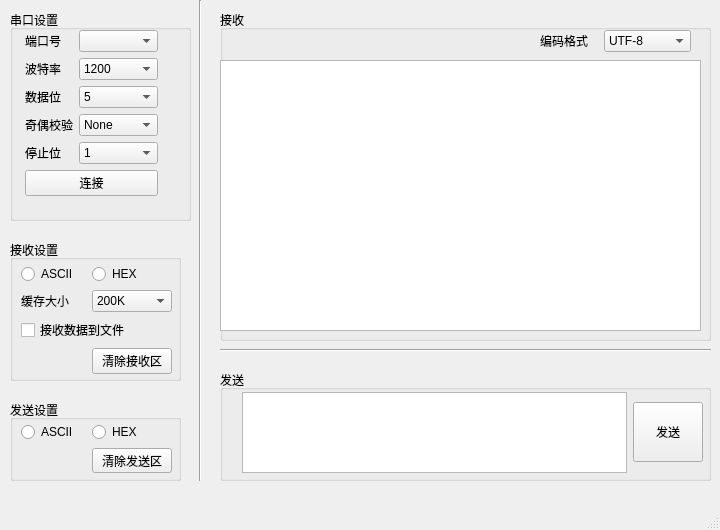
First picture: the form in COM_Tool/Main_form.ui, repository Berte-Yu/ComTool, before the edit.
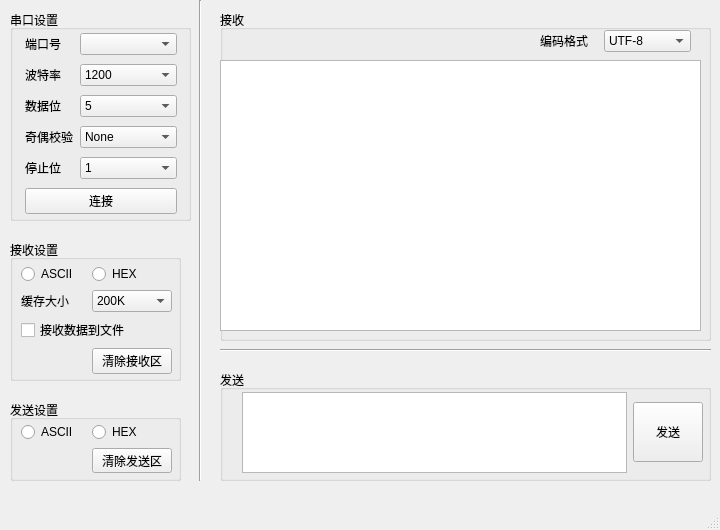
Second picture: the form after the edit.

```diff
--- a/COM_Tool/Main_form.ui
+++ b/COM_Tool/Main_form.ui
@@ -38,18 +38,18 @@
     <property name="title">
      <string>串口设置</string>
     </property>
-    <widget class="QWidget" name="">
+    <widget class="QWidget" name="layoutWidget">
      <property name="geometry">
       <rect>
        <x>10</x>
        <y>20</y>
-       <width>171</width>
+       <width>161</width>
        <height>191</height>
       </rect>
      </property>
      <layout class="QGridLayout" name="gridLayout" columnstretch="2,4">
       <property name="sizeConstraint">
-       <enum>QLayout::SetFixedSize</enum>
+       <enum>QLayout::SetDefaultConstraint</enum>
       </property>
       <property name="leftMargin">
        <number>5</number>
@@ -69,6 +69,12 @@
       </item>
       <item row="3" column="1">
        <widget class="QComboBox" name="comboBox_parity">
+        <property name="sizePolicy">
+         <sizepolicy hsizetype="Expanding" vsizetype="Fixed">
+          <horstretch>0</horstretch>
+          <verstretch>0</verstretch>
+         </sizepolicy>
+        </property>
         <item>
          <property name="text">
           <string>None</string>
@@ -95,6 +101,12 @@
       </item>
       <item row="4" column="1">
        <widget class="QComboBox" name="comboBox_stop_bits">
+        <property name="sizePolicy">
+         <sizepolicy hsizetype="Expanding" vsizetype="Fixed">
+          <horstretch>0</horstretch>
+          <verstretch>0</verstretch>
+         </sizepolicy>
+        </property>
         <item>
          <property name="text">
           <string>1</string>
@@ -114,6 +126,12 @@
       </item>
       <item row="1" column="1">
        <widget class="QComboBox" name="comboBox_baud_rate">
+        <property name="sizePolicy">
+         <sizepolicy hsizetype="Expanding" vsizetype="Fixed">
+          <horstretch>0</horstretch>
+          <verstretch>0</verstretch>
+         </sizepolicy>
+        </property>
         <item>
          <property name="text">
           <string>1200</string>
@@ -227,6 +245,12 @@
       </item>
       <item row="2" column="1">
        <widget class="QComboBox" name="comboBox_data_bits">
+        <property name="sizePolicy">
+         <sizepolicy hsizetype="Expanding" vsizetype="Fixed">
+          <horstretch>0</horstretch>
+          <verstretch>0</verstretch>
+         </sizepolicy>
+        </property>
         <item>
          <property name="text">
           <string>5</string>
@@ -258,13 +282,26 @@
       </item>
       <item row="5" column="0" colspan="2">
        <widget class="QPushButton" name="pushButton_connect">
+        <property name="sizePolicy">
+         <sizepolicy hsizetype="Expanding" vsizetype="Fixed">
+          <horstretch>0</horstretch>
+          <verstretch>0</verstretch>
+         </sizepolicy>
+        </property>
         <property name="text">
          <string>连接</string>
         </property>
        </widget>
       </item>
       <item row="0" column="1">
-       <widget class="QComboBox" name="comboBox_Port"/>
+       <widget class="QComboBox" name="comboBox_Port">
+        <property name="sizePolicy">
+         <sizepolicy hsizetype="Expanding" vsizetype="Fixed">
+          <horstretch>0</horstretch>
+          <verstretch>0</verstretch>
+         </sizepolicy>
+        </property>
+       </widget>
       </item>
      </layout>
     </widget>
```
Left out of the diff: 8 changed lines with no effect on the pictures.
